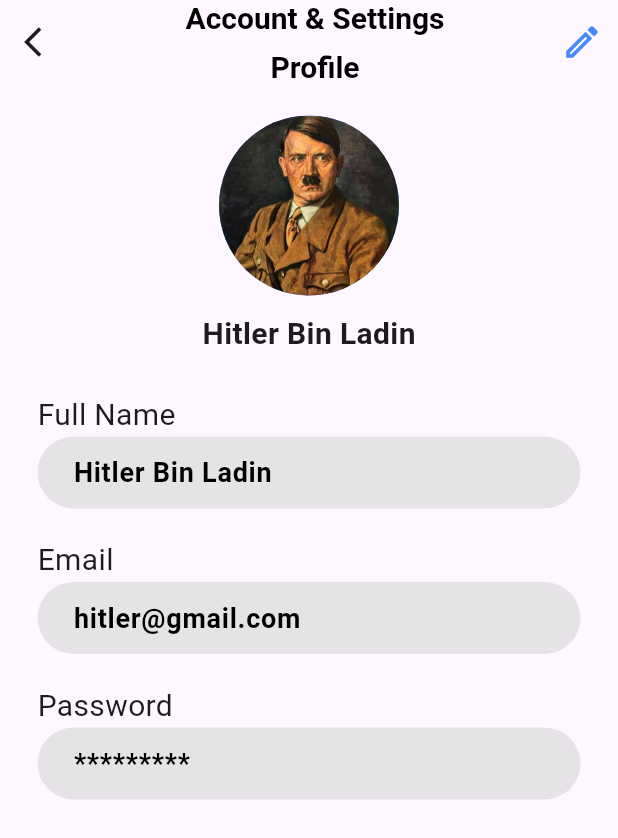
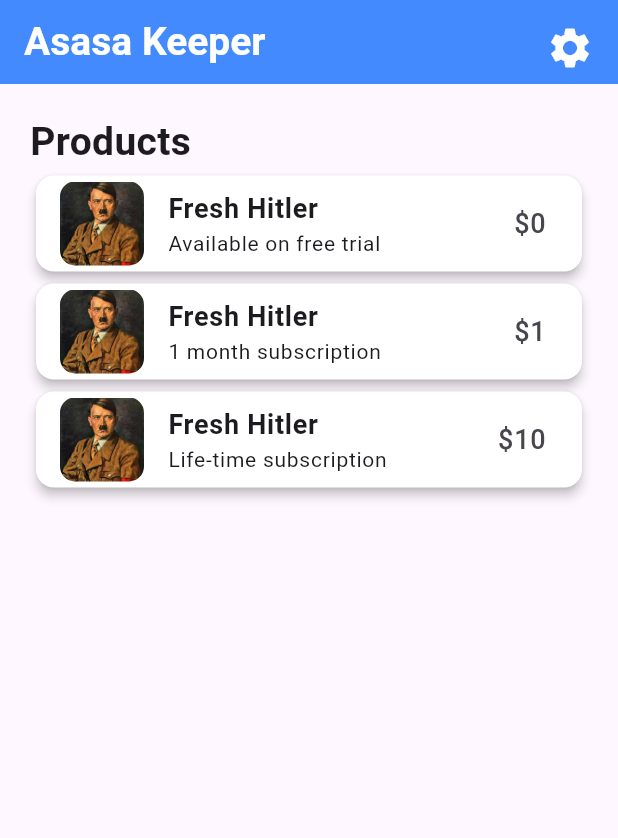
Before and after one commit to fasih124/wholesaleAnalyzerApp, a Flutter app: the screen it shows after launch, on a phone screen of 412 x 824 dp. Shown: the top 838 px of the screen. Run offline on Flutter 3.47's test engine with Material 3 defaults, Android fonts, the phone set to English and light mode, and no system bars.

Commit message:
Products screen almost done.

```diff
--- a/lib/main.dart
+++ b/lib/main.dart
@@ -1,4 +1,5 @@
 import 'package:flutter/material.dart';
+import 'package:wholesale_analyzer_project/views/products.dart';
 import 'package:wholesale_analyzer_project/views/settings.dart';
 import 'views/log_in.dart';
 import'views/sign_up.dart';
@@ -16,7 +17,7 @@ class MyApp extends StatelessWidget {
     return MaterialApp(
       debugShowCheckedModeBanner: false,
       title: _title,
-      home: const Settings(),
+      home: const Products(title: _title,),
       routes: {
         '/signup': (context) => const SignUp(title: _title,),
         '/login': (context) => const LogIn(title: _title,),
--- /dev/null
+++ b/lib/views/products.dart
@@ -0,0 +1,158 @@
+import 'package:flutter/material.dart';
+
+class Products extends StatelessWidget {
+  const Products({
+    super.key,
+    required String title,
+  }) : _title = title;
+
+  final String _title;
+
+  @override
+  Widget build(BuildContext context) {
+    return Scaffold(
+      appBar: AppBar(
+        backgroundColor: Colors.blueAccent,
+        title: Text(
+          _title,
+          style: const TextStyle(
+            color: Colors.white,
+            fontWeight: FontWeight.bold,
+            fontSize: 26,
+          ),
+        ),
+        actions: [
+          Padding(
+            padding: const EdgeInsets.all(8.0),
+            child: IconButton(
+              onPressed: () {},
+              icon: const Icon(
+                Icons.settings,
+                color: Colors.white,
+                size: 32,
+              ),
+            ),
+          ),
+        ],
+      ),
+      body: Padding(
+        padding: const EdgeInsets.all(20.0),
+        child: Column(
+          crossAxisAlignment: CrossAxisAlignment.start,
+          children: [
+            const Text(
+              'Products',
+              style: TextStyle(
+                fontSize: 26,
+                fontWeight: FontWeight.bold,
+              ),
+            ),
+            Card(
+              elevation: 3,
+              color: Colors.white,
+              child: ListTile(
+                leading: ClipRRect(
+                  borderRadius: BorderRadius.circular(10),
+                  child: Image.asset('assets/hitler.jpg'),
+                ),
+                title: const Column(
+                  crossAxisAlignment: CrossAxisAlignment.start,
+                  children: [
+                    Text(
+                      "Fresh Hitler",
+                      style: TextStyle(
+                        fontWeight: FontWeight.bold,
+                        fontSize: 18,
+                      ),
+                    ),
+                    Text(
+                      "Available on free trial",
+                      style: TextStyle(
+                        fontSize: 14,
+                      ),
+                    ),
+                  ],
+                ),
+                trailing: const Text(
+                  '\$0',
+                  style: TextStyle(
+                    fontSize: 18,
+                  ),
+                ),
+              ),
+            ),
+            Card(
+              elevation: 3,
+              color: Colors.white,
+              child: ListTile(
+                leading: ClipRRect(
+                  borderRadius: BorderRadius.circular(10),
+                  child: Image.asset('assets/hitler.jpg'),
+                ),
+                title: const Column(
+                  crossAxisAlignment: CrossAxisAlignment.start,
+                  children: [
+                    Text(
+                      "Fresh Hitler",
+                      style: TextStyle(
+                        fontWeight: FontWeight.bold,
+                        fontSize: 18,
+                      ),
+                    ),
+                    Text(
+                      "1 month subscription",
+                      style: TextStyle(
+                        fontSize: 14,
+                      ),
+                    ),
+                  ],
+                ),
+                trailing: const Text(
+                  '\$1',
+                  style: TextStyle(
+                    fontSize: 18,
+                  ),
+                ),
+              ),
+            ),
+            Card(
+              elevation: 3,
+              color: Colors.white,
+              child: ListTile(
+                leading: ClipRRect(
+                  borderRadius: BorderRadius.circular(10),
+                  child: Image.asset('assets/hitler.jpg'),
+                ),
+                title: const Column(
+                  crossAxisAlignment: CrossAxisAlignment.start,
+                  children: [
+                    Text(
+                      "Fresh Hitler",
+                      style: TextStyle(
+                        fontWeight: FontWeight.bold,
+                        fontSize: 18,
+                      ),
+                    ),
+                    Text(
+                      "Life-time subscription",
+                      style: TextStyle(
+                        fontSize: 14,
+                      ),
+                    ),
+                  ],
+                ),
+                trailing: const Text(
+                  '\$10',
+                  style: TextStyle(
+                    fontSize: 18,
+                  ),
+                ),
+              ),
+            ),
+            //Placeholder()
+          ],
+        ),
+      ),
+    );
+  }
+}
```
